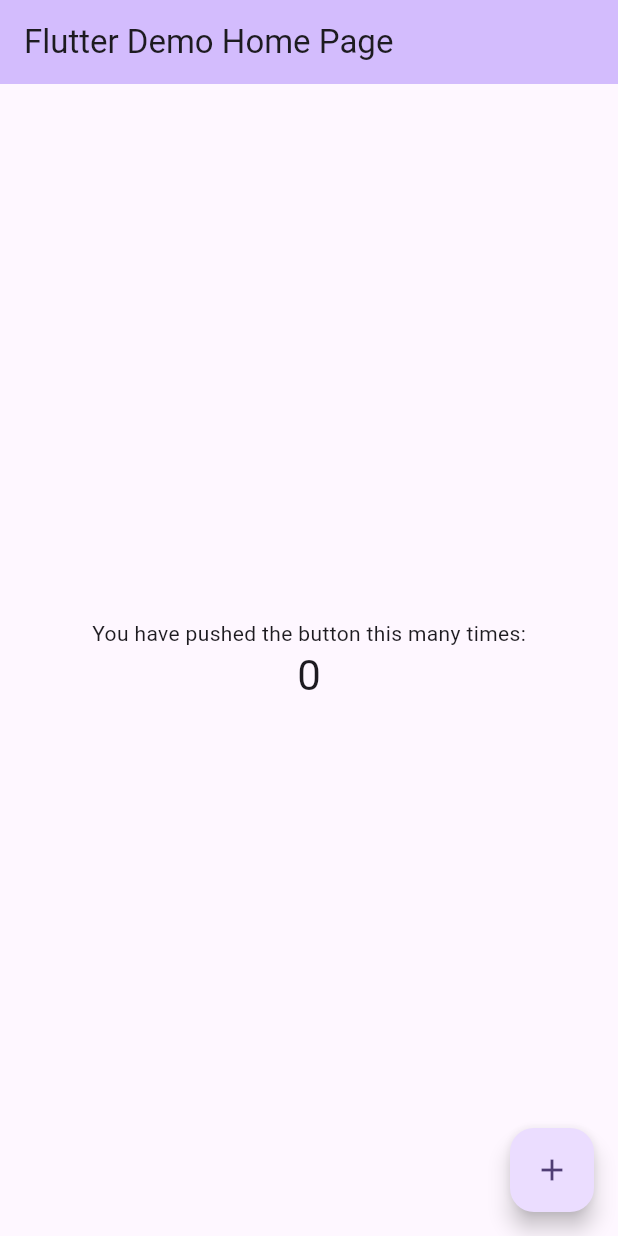
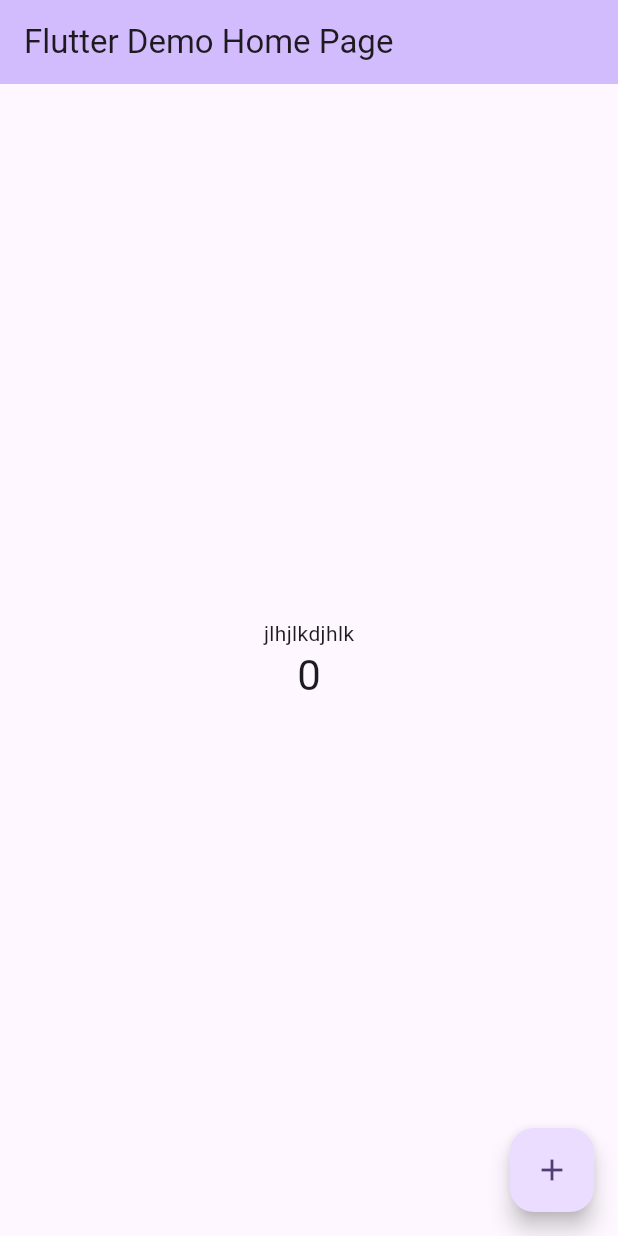
Before and after one commit to fauzanT/tes1, a Flutter app: the screen it shows after launch, on a phone screen of 412 x 824 dp. Run offline on Flutter 3.47's test engine with Material 2 defaults, Android fonts, the phone set to English and light mode, and no system bars.

Commit message:
coba 1 YAA

```diff
--- a/lib/main.dart
+++ b/lib/main.dart
@@ -85,7 +85,7 @@ class _MyHomePageState extends State<MyHomePage> {
           mainAxisAlignment: MainAxisAlignment.center,
           children: <Widget>[
             const Text(
-              'You have pushed the button this many times:',
+              'jlhjlkdjhlk',
             ),
             Text(
               '$_counter',
@@ -96,7 +96,7 @@ class _MyHomePageState extends State<MyHomePage> {
       ),
       floatingActionButton: FloatingActionButton(
         onPressed: _incrementCounter,
-        tooltip: 'Increment',
+        tooltip: 'fdkhlk',
         child: const Icon(Icons.add),
       ), // This trailing comma makes auto-formatting nicer for build methods.
     );
```
